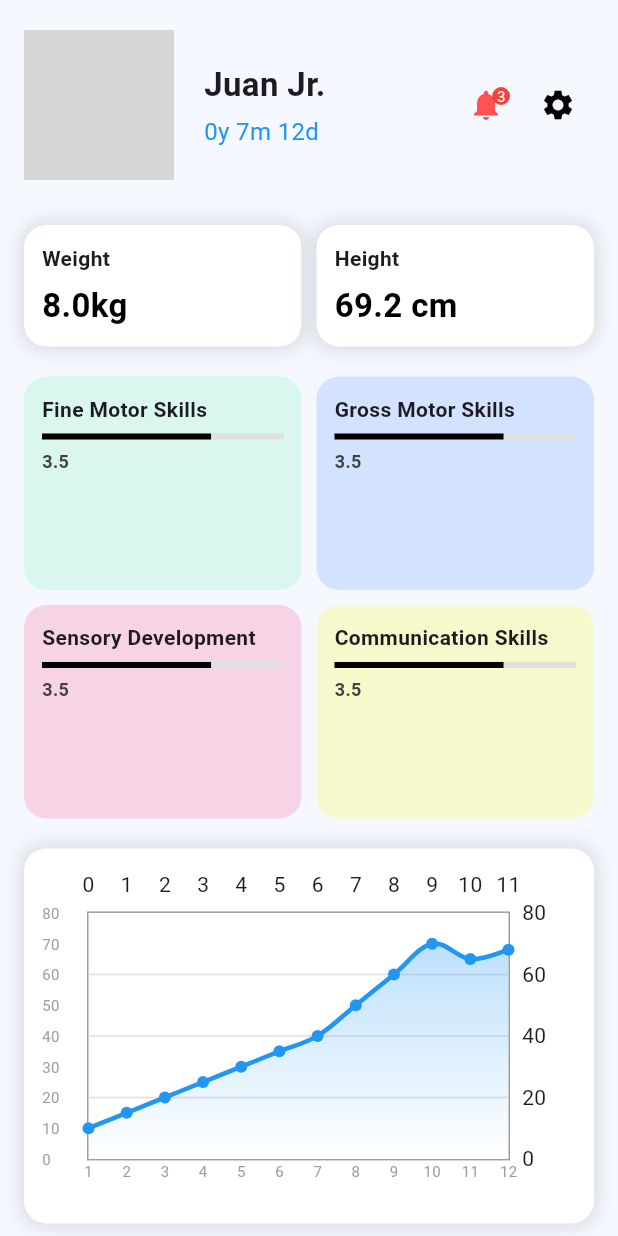
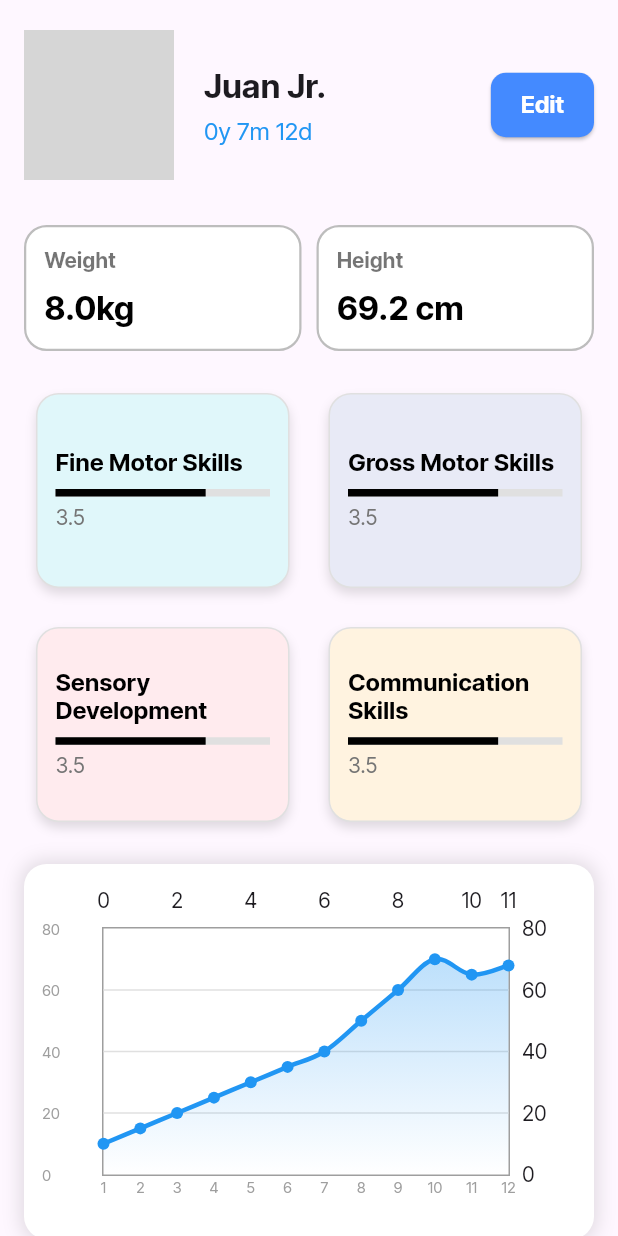
Before and after one commit to BondTime-New/Bondtime-App, a Flutter app: the screen it shows after launch, on a phone screen of 412 x 824 dp. Run offline on Flutter 3.47's test engine with Material 3 defaults, Android fonts, the phone set to English and light mode, and no system bars; drawn by our look-alikes of fl_chart; our stand-ins replace image_picker; grey boxes are pictures that could not be loaded.

Commit message:
profile, settings  error free

```diff
--- a/lib/main.dart
+++ b/lib/main.dart
@@ -1,20 +1,36 @@
 import 'package:flutter/material.dart';
-import 'screens/profile/profile_screen.dart';
+import 'package:bondtime_app/screens/profile/profile_screen.dart';
 
 void main() {
-  runApp(const BondTimeApp());
+  runApp(const MyApp());
 }
 
-class BondTimeApp extends StatelessWidget {
-  const BondTimeApp({super.key});
+class MyApp extends StatelessWidget {
+  const MyApp({Key? key}) : super(key: key);
 
   @override
   Widget build(BuildContext context) {
     return MaterialApp(
-      title: 'BondTime',
+      debugShowCheckedModeBanner: false,
+      title: 'BondTime App',
       theme: ThemeData(
         primarySwatch: Colors.blue,
-        scaffoldBackgroundColor: const Color(0xFFF5F8FF),
+        fontFamily: 'InterTight', // Applying InterTight globally
+        textTheme: const TextTheme(
+          bodyMedium: TextStyle(
+            fontFamily: 'InterTight',
+          ),
+          bodyLarge: TextStyle(
+            fontFamily: 'InterTight',
+          ),
+          bodySmall: TextStyle(
+            fontFamily: 'InterTight',
+          ),
+          headlineMedium: TextStyle(
+            fontFamily: 'InterTight',
+            fontWeight: FontWeight.bold,
+          ),
+        ),
       ),
       home: const ProfileScreen(),
     );
--- a/lib/screens/profile/profile_screen.dart
+++ b/lib/screens/profile/profile_screen.dart
@@ -1,10 +1,18 @@
 import 'package:flutter/material.dart';
-import 'widgets/profile_header.dart';
-import 'widgets/skill_card.dart';
-import 'widgets/dynamic_growth_chart.dart';
+import 'package:bondtime_app/screens/profile/widgets/profile_header.dart';
+import 'package:bondtime_app/screens/profile/widgets/skill_card.dart';
+import 'package:bondtime_app/screens/profile/widgets/dynamic_growth_chart.dart';
 
-class ProfileScreen extends StatelessWidget {
+class ProfileScreen extends StatefulWidget {
   const ProfileScreen({Key? key}) : super(key: key);
+
+  @override
+  _ProfileScreenState createState() => _ProfileScreenState();
+}
+
+class _ProfileScreenState extends State<ProfileScreen> {
+  // Dynamic Weight Data
+  List<double> weightData = [10, 15, 20, 25, 30, 35, 40, 50, 60, 70, 65, 68];
 
   @override
   Widget build(BuildContext context) {
@@ -14,10 +22,11 @@ class ProfileScreen extends StatelessWidget {
           child: Column(
             crossAxisAlignment: CrossAxisAlignment.start,
             children: [
+              // Profile Header
               const ProfileHeader(),
               const SizedBox(height: 10),
 
-              // Weight and Height Cards
+              // Weight and Height Cards with Strokes
               Padding(
                 padding: const EdgeInsets.symmetric(horizontal: 16.0),
                 child: Row(
@@ -29,13 +38,10 @@ class ProfileScreen extends StatelessWidget {
                         decoration: BoxDecoration(
                           color: Colors.white,
                           borderRadius: BorderRadius.circular(15),
-                          boxShadow: [
-                            BoxShadow(
-                              color: Colors.black12,
-                              blurRadius: 10,
-                              spreadRadius: 2,
-                            ),
-                          ],
+                          border: Border.all(
+                            color: Colors.grey.shade400, // Stroke Color
+                            width: 1.5, // Stroke Width
+                          ),
                         ),
                         child: Column(
                           crossAxisAlignment: CrossAxisAlignment.start,
@@ -45,6 +51,7 @@ class ProfileScreen extends StatelessWidget {
                               style: TextStyle(
                                 fontWeight: FontWeight.bold,
                                 fontSize: 14,
+                                color: Colors.black54,
                               ),
                             ),
                             SizedBox(height: 6),
@@ -67,13 +74,10 @@ class ProfileScreen extends StatelessWidget {
                         decoration: BoxDecoration(
                           color: Colors.white,
                           borderRadius: BorderRadius.circular(15),
-                          boxShadow: [
-                            BoxShadow(
-                              color: Colors.black12,
-                              blurRadius: 10,
-                              spreadRadius: 2,
-                            ),
-                          ],
+                          border: Border.all(
+                            color: Colors.grey.shade400, // Stroke Color
+                            width: 1.5, // Stroke Width
+                          ),
                         ),
                         child: Column(
                           crossAxisAlignment: CrossAxisAlignment.start,
@@ -83,6 +87,7 @@ class ProfileScreen extends StatelessWidget {
                               style: TextStyle(
                                 fontWeight: FontWeight.bold,
                                 fontSize: 14,
+                                color: Colors.black54,
                               ),
                             ),
                             SizedBox(height: 6),
@@ -101,48 +106,59 @@ class ProfileScreen extends StatelessWidget {
                   ],
                 ),
               ),
-
               const SizedBox(height: 20),
 
-              // Skill Cards Grid
+              // Skill Cards with Strokes
               Padding(
                 padding: const EdgeInsets.symmetric(horizontal: 16.0),
-                child: GridView.count(
-                  crossAxisCount: 2,
-                  childAspectRatio: 1.3,
-                  mainAxisSpacing: 10,
-                  crossAxisSpacing: 10,
-                  shrinkWrap: true,
-                  physics: const NeverScrollableScrollPhysics(),
-                  children: const [
-                    SkillCard(
-                      title: "Fine Motor Skills",
-                      value: "3.5",
-                      color: Colors.greenAccent,
+                child: Column(
+                  children: [
+                    Row(
+                      children: const [
+                        Expanded(
+                          child: SkillCard(
+                            skillName: "Fine Motor Skills",
+                            score: 3.5,
+                            backgroundColor: Color(0xFFE0F7FA),
+                          ),
+                        ),
+                        SizedBox(width: 10),
+                        Expanded(
+                          child: SkillCard(
+                            skillName: "Gross Motor Skills",
+                            score: 3.5,
+                            backgroundColor: Color(0xFFE8EAF6),
+                          ),
+                        ),
+                      ],
                     ),
-                    SkillCard(
-                      title: "Gross Motor Skills",
-                      value: "3.5",
-                      color: Colors.blueAccent,
-                    ),
-                    SkillCard(
-                      title: "Sensory Development",
-                      value: "3.5",
-                      color: Colors.pinkAccent,
-                    ),
-                    SkillCard(
-                      title: "Communication Skills",
-                      value: "3.5",
-                      color: Colors.yellowAccent,
+                    const SizedBox(height: 10),
+                    Row(
+                      children: const [
+                        Expanded(
+                          child: SkillCard(
+                            skillName: "Sensory Development",
+                            score: 3.5,
+                            backgroundColor: Color(0xFFFFEBEE),
+                          ),
+                        ),
+                        SizedBox(width: 10),
+                        Expanded(
+                          child: SkillCard(
+                            skillName: "Communication Skills",
+                            score: 3.5,
+                            backgroundColor: Color(0xFFFFF3E0),
+                          ),
+                        ),
+                      ],
                     ),
                   ],
                 ),
               ),
-
               const SizedBox(height: 20),
 
-              // Dynamic Growth Chart
-              const DynamicGrowthChart(),
+              // Dynamic Growth Chart with Weight Data
+              DynamicGrowthChart(weightData: weightData),
             ],
           ),
         ),
--- a/lib/screens/profile/widgets/dynamic_growth_chart.dart
+++ b/lib/screens/profile/widgets/dynamic_growth_chart.dart
@@ -2,28 +2,18 @@ import 'package:flutter/material.dart';
 import 'package:fl_chart/fl_chart.dart';
 
 class DynamicGrowthChart extends StatefulWidget {
-  const DynamicGrowthChart({Key? key}) : super(key: key);
+  final List<double> weightData; // Accepts weight data
+
+  const DynamicGrowthChart({
+    Key? key,
+    required this.weightData,
+  }) : super(key: key);
 
   @override
   _DynamicGrowthChartState createState() => _DynamicGrowthChartState();
 }
 
 class _DynamicGrowthChartState extends State<DynamicGrowthChart> {
-  final List<FlSpot> dataPoints = [
-    const FlSpot(0, 10),
-    const FlSpot(1, 15),
-    const FlSpot(2, 20),
-    const FlSpot(3, 25),
-    const FlSpot(4, 30),
-    const FlSpot(5, 35),
-    const FlSpot(6, 40),
-    const FlSpot(7, 50),
-    const FlSpot(8, 60),
-    const FlSpot(9, 70),
-    const FlSpot(10, 65),
-    const FlSpot(11, 68),
-  ];
-
   @override
   Widget build(BuildContext context) {
     return Container(
@@ -58,8 +48,8 @@ class _DynamicGrowthChartState extends State<DynamicGrowthChart> {
               leftTitles: AxisTitles(
                 sideTitles: SideTitles(
                   showTitles: true,
-                  reservedSize: 30,
-                  interval: 10,
+                  reservedSize: 40,
+                  interval: 20,
                   getTitlesWidget: (value, meta) {
                     return Text(
                       value.toInt().toString(),
@@ -95,7 +85,11 @@ class _DynamicGrowthChartState extends State<DynamicGrowthChart> {
             maxY: 80,
             lineBarsData: [
               LineChartBarData(
-                spots: dataPoints,
+                spots: widget.weightData
+                    .asMap()
+                    .entries
+                    .map((e) => FlSpot(e.key.toDouble(), e.value))
+                    .toList(),
                 isCurved: true,
                 color: Colors.blue,
                 barWidth: 3,
--- a/lib/screens/profile/widgets/profile_header.dart
+++ b/lib/screens/profile/widgets/profile_header.dart
@@ -11,35 +11,10 @@ class ProfileHeader extends StatelessWidget {
       child: Row(
         crossAxisAlignment: CrossAxisAlignment.center,
         children: [
-          // Profile Picture with Edit Icon
-          Stack(
-            children: [
-              CircleAvatar(
+          // Profile Picture
+          const CircleAvatar(
             radius: 50,
-                backgroundImage:
-                    const AssetImage('assets/images/default_avatar.png'),
-              ),
-              Positioned(
-                bottom: 0,
-                right: 0,
-                child: GestureDetector(
-                  onTap: () {
-                    // Navigate to Edit Profile Screen
-                    Navigator.push(
-                      context,
-                      MaterialPageRoute(
-                          builder: (context) => const EditProfileScreen()),
-                    );
-                  },
-                  child: CircleAvatar(
-                    radius: 18,
-                    backgroundColor: Colors.blueAccent,
-                    child:
-                        const Icon(Icons.edit, color: Colors.white, size: 18),
-                  ),
-                ),
-              ),
-            ],
+            backgroundImage: AssetImage('assets/images/default_avatar.svg'),
           ),
           const SizedBox(width: 20),
 
@@ -67,42 +42,31 @@ class ProfileHeader extends StatelessWidget {
             ),
           ),
 
-          // Notification and Settings Icons
-          Row(
-            children: [
-              Stack(
-                children: [
-                  IconButton(
-                    icon: const Icon(Icons.notifications,
-                        color: Colors.redAccent),
+          // Edit Button
+          ElevatedButton(
             onPressed: () {
-                      // Notification action
+              Navigator.push(
+                context,
+                MaterialPageRoute(
+                  builder: (context) => const EditProfileScreen(),
+                ),
+              );
             },
+            style: ElevatedButton.styleFrom(
+              backgroundColor: Colors.blueAccent, // Button background color
+              shape: RoundedRectangleBorder(
+                borderRadius: BorderRadius.circular(10),
               ),
-                  Positioned(
-                    right: 8,
-                    top: 8,
-                    child: Container(
-                      padding: const EdgeInsets.all(3),
-                      decoration: BoxDecoration(
-                        color: Colors.red,
-                        shape: BoxShape.circle,
+              padding: const EdgeInsets.symmetric(horizontal: 20, vertical: 10),
             ),
             child: const Text(
-                        '3',
-                        style: TextStyle(color: Colors.white, fontSize: 10),
+              "Edit",
+              style: TextStyle(
+                color: Colors.white, // Change this to your desired text color
+                fontSize: 16,
+                fontWeight: FontWeight.bold,
               ),
             ),
-                  ),
-                ],
-              ),
-              IconButton(
-                icon: const Icon(Icons.settings, color: Colors.black),
-                onPressed: () {
-                  // Settings action
-                },
-              ),
-            ],
           ),
         ],
       ),
--- a/lib/screens/profile/widgets/skill_card.dart
+++ b/lib/screens/profile/widgets/skill_card.dart
@@ -1,48 +1,71 @@
 import 'package:flutter/material.dart';
 
 class SkillCard extends StatelessWidget {
-  final String title;
-  final String value;
-  final Color color;
+  final String skillName;
+  final double score;
+  final Color backgroundColor;
 
   const SkillCard({
     Key? key,
-    required this.title,
-    required this.value,
-    required this.color,
+    required this.skillName,
+    required this.score,
+    required this.backgroundColor,
   }) : super(key: key);
 
   @override
   Widget build(BuildContext context) {
     return Container(
-      padding: const EdgeInsets.all(12.0),
+      width: 160, // Adjust Width Here
+      height: 130, // Adjust Height Here
+      padding: const EdgeInsets.all(12),
+      margin: const EdgeInsets.all(8),
       decoration: BoxDecoration(
-        color: color.withOpacity(0.2),
+        color: backgroundColor,
         borderRadius: BorderRadius.circular(15),
+        border: Border.all(
+          color: Colors.grey.shade300,
+          width: 1.0,
+        ),
+        boxShadow: [
+          BoxShadow(
+            color: Colors.black12,
+            blurRadius: 5,
+            offset: Offset(0, 4),
+          ),
+        ],
       ),
       child: Column(
-        crossAxisAlignment: CrossAxisAlignment.start,
+        crossAxisAlignment: CrossAxisAlignment.start, // Left-aligns text
+        mainAxisAlignment: MainAxisAlignment.center, // Centers vertically
         children: [
+          // Skill Name (2 lines)
           Text(
-            title,
+            skillName,
+            textAlign: TextAlign.left,
             style: const TextStyle(
               fontWeight: FontWeight.bold,
+              fontSize: 16,
+              color: Colors.black,
+              height: 1.2, // Adjust line height for better spacing
+            ),
+            maxLines: 2, // Ensures text wraps into 2 lines
+            overflow: TextOverflow.ellipsis,
+          ),
+          const SizedBox(height: 8),
+          // Progress Bar
+          LinearProgressIndicator(
+            value: score / 5,
+            backgroundColor: Colors.grey[300],
+            color: Colors.black,
+            minHeight: 5,
+          ),
+          const SizedBox(height: 4),
+          // Score
+          Text(
+            score.toString(),
+            style: TextStyle(
               fontSize: 14,
-            ),
-          ),
-          const SizedBox(height: 6),
-          LinearProgressIndicator(
-            value: double.parse(value) / 5,
-            color: Colors.black,
-            backgroundColor: Colors.grey[300],
-          ),
-          const SizedBox(height: 6),
-          Text(
-            value,
-            style: TextStyle(
-              fontWeight: FontWeight.bold,
-              color: Colors.grey[800],
-              fontSize: 12,
+              color: Colors.grey.shade600,
             ),
           ),
         ],
```
Also changed, not shown: pubspec.yaml (+10 -0 lines), assets/fonts/InterTight-Italic-VariableFont_wght.ttf (added), assets/fonts/InterTight-VariableFont_wght.ttf (added), assets/images/default_avatar.svg (added), 125 other files. Lines whose indentation alone changed are shown as unchanged.
